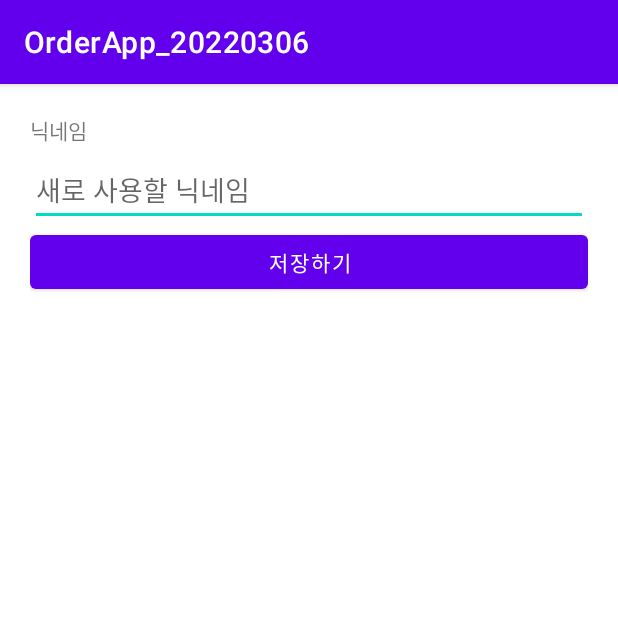
After one commit to nepp-plus/OrderApp_20220306, an Android app: the EditNicknameActivity screen opened directly, with no data from a screen before it, on a phone screen of 412 x 824 dp, the top half of it. The commit adds this screen. Run offline under Robolectric (Android 15) with nearby library versions, the phone set to English and light mode, and no system bars.

Commit message:
닉네임을 받아오기 위한 화면 이동

```diff
--- a/app/src/main/AndroidManifest.xml
+++ b/app/src/main/AndroidManifest.xml
@@ -14,6 +14,9 @@
         android:theme="@style/Theme.OrderApp_20220306"
         android:usesCleartextTraffic="true">
         <activity
+            android:name=".EditNicknameActivity"
+            android:exported="false" />
+        <activity
             android:name=".ViewStoreDetailActivity"
             android:exported="false" />
         <activity
--- /dev/null
+++ b/app/src/main/java/com/neppplus/orderapp_20220306/EditNicknameActivity.kt
@@ -0,0 +1,11 @@
+package com.neppplus.orderapp_20220306
+
+import androidx.appcompat.app.AppCompatActivity
+import android.os.Bundle
+
+class EditNicknameActivity : AppCompatActivity() {
+    override fun onCreate(savedInstanceState: Bundle?) {
+        super.onCreate(savedInstanceState)
+        setContentView(R.layout.activity_edit_nickname)
+    }
+}
--- a/app/src/main/java/com/neppplus/orderapp_20220306/fragments/MyProfileFragment.kt
+++ b/app/src/main/java/com/neppplus/orderapp_20220306/fragments/MyProfileFragment.kt
@@ -1,13 +1,18 @@
 package com.neppplus.orderapp_20220306.fragments
 
+import android.content.Intent
 import android.os.Bundle
 import android.view.LayoutInflater
 import android.view.View
 import android.view.ViewGroup
 import androidx.fragment.app.Fragment
+import com.neppplus.orderapp_20220306.EditNicknameActivity
 import com.neppplus.orderapp_20220306.R
+import kotlinx.android.synthetic.main.fragment_my_profile.*
 
 class MyProfileFragment : Fragment() {
+
+    val REQ_CODE_NICKNAME = 3000
 
     override fun onCreateView(
         inflater: LayoutInflater,
@@ -20,7 +25,12 @@ class MyProfileFragment : Fragment() {
     override fun onActivityCreated(savedInstanceState: Bundle?) {
         super.onActivityCreated(savedInstanceState)
 
+        btnEditNickname.setOnClickListener {
 
+            val myIntent = Intent(requireContext(), EditNicknameActivity::class.java)
+            startActivityForResult(myIntent, REQ_CODE_NICKNAME)
+
+        }
 
     }
 
--- /dev/null
+++ b/app/src/main/res/layout/activity_edit_nickname.xml
@@ -0,0 +1,30 @@
+<?xml version="1.0" encoding="utf-8"?>
+<LinearLayout xmlns:android="http://schemas.android.com/apk/res/android"
+    xmlns:app="http://schemas.android.com/apk/res-auto"
+    xmlns:tools="http://schemas.android.com/tools"
+    android:layout_width="match_parent"
+    android:layout_height="match_parent"
+    android:orientation="vertical"
+    android:padding="20dp"
+    tools:context=".EditNicknameActivity">
+
+    <TextView
+        android:layout_width="wrap_content"
+        android:layout_height="wrap_content"
+        android:text="닉네임" />
+
+    <EditText
+        android:id="@+id/edtNickname"
+        android:layout_width="match_parent"
+        android:layout_height="wrap_content"
+        android:layout_marginTop="5dp"
+        android:singleLine="true"
+        android:hint="새로 사용할 닉네임" />
+
+    <Button
+        android:id="@+id/btnSave"
+        android:layout_width="match_parent"
+        android:layout_height="wrap_content"
+        android:text="저장하기" />
+
+</LinearLayout>
```
